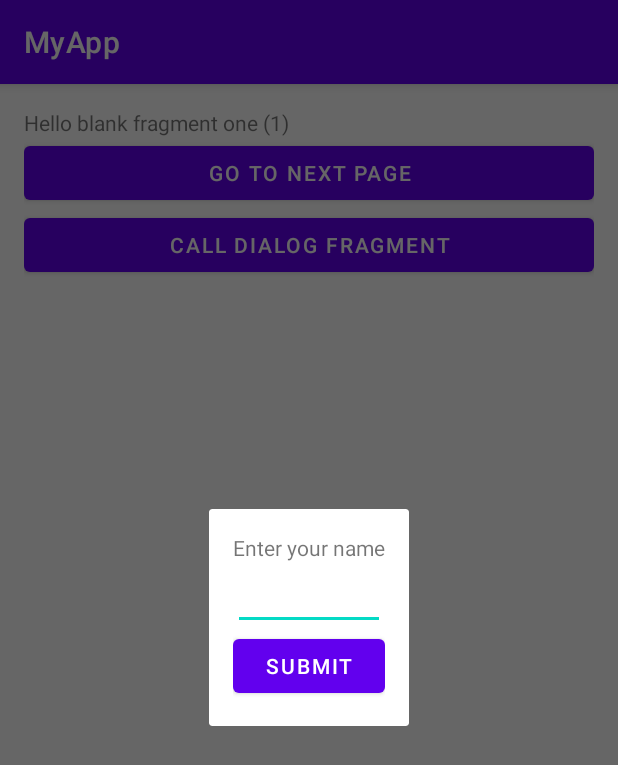
After one commit to sabithuraira/tutorial_android, an Android app: the fragment MyDialogFragment placed in its activity, on a phone screen of 412 x 824 dp. The commit adds this screen. Shown: the top 765 px of the screen. Run offline under Robolectric (Android 15) with nearby library versions, the phone set to English and light mode, and no system bars.

Commit message:
fragment

```diff
--- /dev/null
+++ b/app/src/main/java/com/dev/myapp/Blank1Fragment.kt
@@ -0,0 +1,54 @@
+package com.dev.myapp
+
+import android.os.Bundle
+import androidx.fragment.app.Fragment
+import android.view.LayoutInflater
+import android.view.View
+import android.view.ViewGroup
+import android.widget.Toast
+import com.dev.myapp.databinding.FragmentBlank1Binding
+
+class Blank1Fragment : Fragment() {
+
+    private lateinit var binding: FragmentBlank1Binding
+
+    override fun onCreateView(
+        inflater: LayoutInflater, container: ViewGroup?,
+        savedInstanceState: Bundle?
+    ): View? {
+        // Inflate the layout for this fragment
+//        return inflater.inflate(R.layout.fragment_blank1, container, false)
+        binding = FragmentBlank1Binding.inflate(inflater, container, false)
+        return binding.root
+    }
+
+    override fun onViewCreated(view: View, savedInstanceState: Bundle?) {
+        super.onViewCreated(view, savedInstanceState)
+        binding.btnNext.setOnClickListener {
+            val fragment2 = Blank2Fragment()
+            val bundle2 = Bundle()
+            bundle2.putString(Blank2Fragment.EXTRA_VALUE, "My Value For Fragment 2")
+            fragment2.arguments = bundle2
+
+            val mFragmentManager = parentFragmentManager
+            mFragmentManager
+                .beginTransaction().apply {
+                    replace(R.id.fragment_container, fragment2, Blank2Fragment::class.java.simpleName)
+                    addToBackStack(null)
+                    commit()
+                }
+        }
+
+        binding.btnDialog.setOnClickListener {
+            val mDialogFragment = MyDialogFragment()
+            val mFragmentManager = childFragmentManager
+            mDialogFragment.show(mFragmentManager, MyDialogFragment::class.java.simpleName)
+        }
+    }
+
+    var dialogListener: MyDialogFragment.DialogListener = object: MyDialogFragment.DialogListener{
+        override fun onSubmit(text: String) {
+            Toast.makeText(requireActivity(), text, Toast.LENGTH_SHORT).show()
+        }
+    }
+}
--- /dev/null
+++ b/app/src/main/java/com/dev/myapp/FragmentActivity.kt
@@ -0,0 +1,27 @@
+package com.dev.myapp
+
+import androidx.appcompat.app.AppCompatActivity
+import android.os.Bundle
+import com.dev.myapp.databinding.ActivityFragmentBinding
+
+class FragmentActivity : AppCompatActivity() {
+    private lateinit var binding: ActivityFragmentBinding
+
+    override fun onCreate(savedInstanceState: Bundle?) {
+        super.onCreate(savedInstanceState)
+//        setContentView(R.layout.activity_fragment)
+        binding = ActivityFragmentBinding.inflate(layoutInflater)
+        setContentView(binding.root)
+
+        val mFragmentManager = supportFragmentManager
+        val fragment1 = Blank1Fragment()
+
+        val fragment = mFragmentManager.findFragmentByTag(Blank1Fragment::class.java.simpleName)
+        if(fragment !is Blank1Fragment){
+            mFragmentManager
+                .beginTransaction()
+                .add(R.id.fragment_container, fragment1, Blank1Fragment::class.java.simpleName)
+                .commit()
+        }
+    }
+}
--- a/app/src/main/java/com/dev/myapp/MainActivity.kt
+++ b/app/src/main/java/com/dev/myapp/MainActivity.kt
@@ -42,6 +42,11 @@ class MainActivity : AppCompatActivity() {
             startActivity(intentDestination)
         }
 
+        binding.btnFragment.setOnClickListener {
+            val intentDestination = Intent(this@MainActivity, FragmentActivity::class.java)
+            startActivity(intentDestination)
+        }
+
         //IMPLICIT INTENT
     }
 
--- /dev/null
+++ b/app/src/main/java/com/dev/myapp/MyDialogFragment.kt
@@ -0,0 +1,51 @@
+package com.dev.myapp
+
+import android.content.Context
+import android.os.Bundle
+import androidx.fragment.app.Fragment
+import android.view.LayoutInflater
+import android.view.View
+import android.view.ViewGroup
+import androidx.fragment.app.DialogFragment
+import com.dev.myapp.databinding.FragmentMyDialogBinding
+
+class MyDialogFragment : DialogFragment() {
+    private lateinit var binding: FragmentMyDialogBinding
+    private var dialogListener: DialogListener? = null
+
+    override fun onCreateView(
+        inflater: LayoutInflater, container: ViewGroup?,
+        savedInstanceState: Bundle?
+    ): View? {
+        // Inflate the layout for this fragment
+//        return inflater.inflate(R.layout.fragment_my_dialog, container, false)
+        binding = FragmentMyDialogBinding.inflate(layoutInflater, container, false)
+        return binding.root
+    }
+
+    override fun onViewCreated(view: View, savedInstanceState: Bundle?) {
+        super.onViewCreated(view, savedInstanceState)
+
+        binding.btnSubmit.setOnClickListener {
+            dialogListener?.onSubmit(binding.edtName.text.toString())
+            dialog?.dismiss()
+        }
+    }
+
+    override fun onAttach(context: Context) {
+        super.onAttach(context)
+        val fragment = parentFragment
+        if(fragment is Blank1Fragment){
+            this.dialogListener = fragment.dialogListener
+        }
+    }
+
+    override fun onDetach() {
+        super.onDetach()
+        this.dialogListener = null
+    }
+
+    interface DialogListener{
+        fun onSubmit(text: String)
+    }
+}
--- /dev/null
+++ b/app/src/main/res/layout/activity_fragment.xml
@@ -0,0 +1,10 @@
+<?xml version="1.0" encoding="utf-8"?>
+<FrameLayout xmlns:android="http://schemas.android.com/apk/res/android"
+    xmlns:app="http://schemas.android.com/apk/res-auto"
+    xmlns:tools="http://schemas.android.com/tools"
+    android:layout_width="match_parent"
+    android:layout_height="match_parent"
+    android:id="@+id/fragment_container"
+    tools:context=".FragmentActivity">
+
+</FrameLayout>
--- a/app/src/main/res/layout/activity_main.xml
+++ b/app/src/main/res/layout/activity_main.xml
@@ -52,6 +52,12 @@
             app:layout_constraintEnd_toEndOf="parent"
             app:layout_constraintStart_toStartOf="parent"
             app:layout_constraintTop_toTopOf="@id/btn1" />
+
+        <Button
+            android:id="@+id/btn_fragment"
+            android:layout_width="match_parent"
+            android:layout_height="wrap_content"
+            android:text="Go To Fragment Activity" />
     </LinearLayout>
 
 </androidx.constraintlayout.widget.ConstraintLayout>
--- /dev/null
+++ b/app/src/main/res/layout/fragment_blank1.xml
@@ -0,0 +1,33 @@
+<?xml version="1.0" encoding="utf-8"?>
+<FrameLayout xmlns:android="http://schemas.android.com/apk/res/android"
+    xmlns:tools="http://schemas.android.com/tools"
+    android:layout_width="match_parent"
+    android:layout_height="match_parent"
+    tools:context=".Blank1Fragment">
+
+    <!-- TODO: Update blank fragment layout -->
+    <LinearLayout
+        android:layout_width="match_parent"
+        android:layout_height="wrap_content"
+        android:padding="16dp"
+        android:orientation="vertical">
+
+        <TextView
+            android:layout_width="match_parent"
+            android:layout_height="match_parent"
+            android:text="@string/hello_blank_fragment1" />
+
+        <Button
+            android:id="@+id/btn_next"
+            android:layout_width="match_parent"
+            android:layout_height="wrap_content"
+            android:text="Go To Next Page"/>
+
+        <Button
+            android:id="@+id/btn_dialog"
+            android:layout_width="match_parent"
+            android:layout_height="wrap_content"
+            android:text="Call Dialog Fragment"/>
+    </LinearLayout>
+
+</FrameLayout>
--- /dev/null
+++ b/app/src/main/res/layout/fragment_my_dialog.xml
@@ -0,0 +1,32 @@
+<?xml version="1.0" encoding="utf-8"?>
+<FrameLayout xmlns:android="http://schemas.android.com/apk/res/android"
+    xmlns:tools="http://schemas.android.com/tools"
+    android:layout_width="match_parent"
+    android:layout_height="wrap_content"
+    android:padding="16dp"
+    tools:context=".MyDialogFragment">
+
+    <!-- TODO: Update blank fragment layout -->
+    <LinearLayout
+        android:layout_width="match_parent"
+        android:layout_height="wrap_content"
+        android:orientation="vertical">
+
+        <TextView
+            android:layout_width="match_parent"
+            android:layout_height="match_parent"
+            android:text="@string/hello_dialog_fragment" />
+
+        <EditText
+            android:id="@+id/edt_name"
+            android:layout_width="match_parent"
+            android:layout_height="wrap_content"/>
+
+        <Button
+            android:id="@+id/btn_submit"
+            android:layout_width="match_parent"
+            android:layout_height="wrap_content"
+            android:text="Submit"/>
+    </LinearLayout>
+
+</FrameLayout>
--- a/app/src/main/res/values/strings.xml
+++ b/app/src/main/res/values/strings.xml
@@ -1,3 +1,8 @@
 <resources>
     <string name="app_name">MyApp</string>
+    <!-- TODO: Remove or change this placeholder text -->
+    <string name="hello_blank_fragment1">Hello blank fragment one (1)</string>
+    <string name="hello_blank_fragment2">Hello blank fragment two (2)</string>
+    <!-- TODO: Remove or change this placeholder text -->
+    <string name="hello_dialog_fragment">Enter your name</string>
 </resources>
```
Also changed, not shown: app/src/main/AndroidManifest.xml (+7 -0 lines), app/src/main/java/com/dev/myapp/Blank2Fragment.kt (added, +46 -0 lines), app/src/main/res/layout/fragment_blank2.xml (added, +28 -0 lines).
